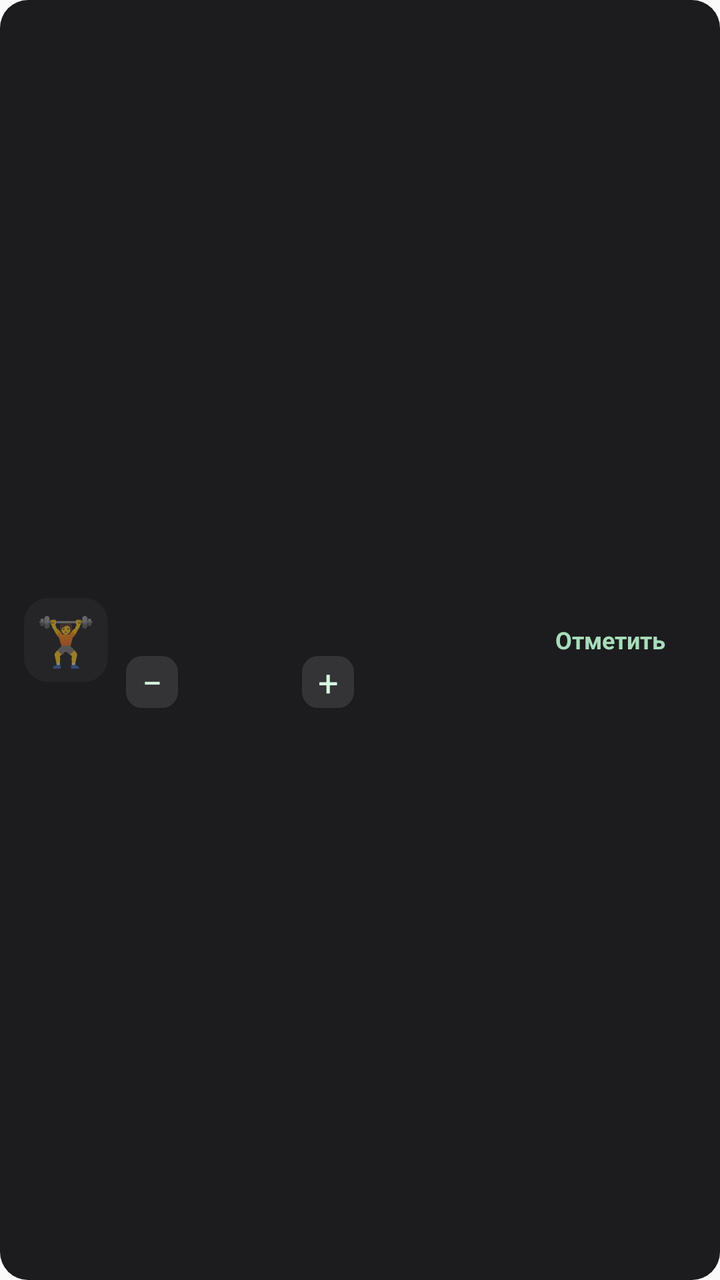
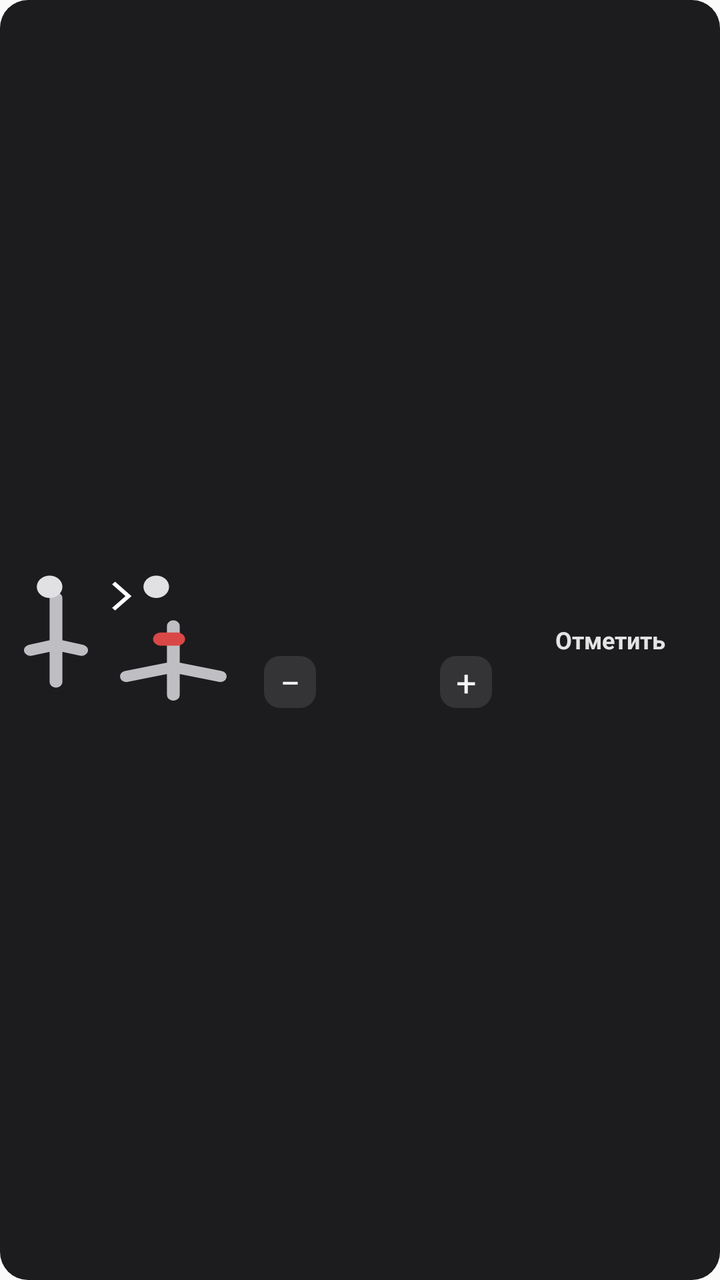

An Android layout rendered at two revisions. The XML below is the earlier revision; the diff shows what the commit changed to produce the second picture.
<!-- AndroidManifest.xml: application theme android:Theme.Material.Light.NoActionBar -->
<!-- res/layout/exercise_three.xml -->
<?xml version="1.0" encoding="utf-8"?>
<LinearLayout xmlns:android="http://schemas.android.com/apk/res/android"
 android:layout_width="match_parent" android:layout_height="wrap_content"
 android:layout_marginBottom="7dp" android:background="@drawable/exercise_card" android:padding="12dp" android:gravity="center_vertical" android:orientation="horizontal">
 <TextView android:id="@+id/icon3" android:layout_width="42dp" android:layout_height="42dp" android:background="@drawable/icon_back" android:gravity="center" android:textSize="24sp" android:text="🏋"/>
 <LinearLayout android:layout_width="0dp" android:layout_height="wrap_content" android:layout_weight="1" android:layout_marginLeft="9dp" android:orientation="vertical">
  <TextView android:id="@+id/name3" android:layout_width="match_parent" android:layout_height="wrap_content" android:textColor="#FFFFFF" android:textSize="13sp" android:textStyle="bold" android:maxLines="2" android:ellipsize="end"/>
  <TextView android:id="@+id/reps3" android:layout_width="match_parent" android:layout_height="wrap_content" android:layout_marginTop="4dp" android:textColor="#9EB4AC" android:textSize="11sp"/>
  <LinearLayout android:layout_width="wrap_content" android:layout_height="wrap_content" android:gravity="center_vertical" android:layout_marginTop="6dp">
   <TextView android:id="@+id/minus3" android:layout_width="26dp" android:layout_height="26dp" android:gravity="center" android:background="@drawable/small_button" android:text="−" android:textColor="#D6F8DF" android:textSize="18sp"/>
   <TextView android:id="@+id/weight3" android:layout_width="wrap_content" android:layout_height="wrap_content" android:minWidth="62dp" android:gravity="center" android:textColor="#D6F8DF" android:textSize="12sp" android:textStyle="bold"/>
   <TextView android:id="@+id/plus3" android:layout_width="26dp" android:layout_height="26dp" android:gravity="center" android:background="@drawable/small_button" android:text="+" android:textColor="#D6F8DF" android:textSize="18sp"/>
  </LinearLayout>
 </LinearLayout>
 <TextView android:id="@+id/check3" android:layout_width="86dp" android:layout_height="48dp" android:gravity="center" android:text="Отметить" android:textColor="#A8DDBA" android:textSize="12sp" android:textStyle="bold" android:contentDescription="Отметить выполнение упражнения"/>
</LinearLayout>
<!-- resources referenced by this layout -->
<resources>
  <!-- drawable exercise_card (drawable) -->
  <shape xmlns:android="http://schemas.android.com/apk/res/android"><solid android:color="#1C1C1F"/><corners android:radius="14dp"/></shape>
  <!-- drawable icon_back (drawable) -->
  <shape xmlns:android="http://schemas.android.com/apk/res/android"><solid android:color="#252528"/><corners android:radius="12dp"/></shape>
  <!-- drawable small_button (drawable) -->
  <shape xmlns:android="http://schemas.android.com/apk/res/android"><solid android:color="#343437"/><corners android:radius="8dp"/></shape>
</resources>

<!-- the commit's change to res/layout/exercise_three.xml (unified diff, before → after) -->
@@ -2,15 +2,15 @@
 <LinearLayout xmlns:android="http://schemas.android.com/apk/res/android"
  android:layout_width="match_parent" android:layout_height="wrap_content"
  android:layout_marginBottom="7dp" android:background="@drawable/exercise_card" android:padding="12dp" android:gravity="center_vertical" android:orientation="horizontal">
- <TextView android:id="@+id/icon3" android:layout_width="42dp" android:layout_height="42dp" android:background="@drawable/icon_back" android:gravity="center" android:textSize="24sp" android:text="🏋"/>
- <LinearLayout android:layout_width="0dp" android:layout_height="wrap_content" android:layout_weight="1" android:layout_marginLeft="9dp" android:orientation="vertical">
+ <ImageView android:id="@+id/icon3" android:layout_width="112dp" android:layout_height="86dp" android:scaleType="fitCenter" android:contentDescription="Схема выполнения упражнения" android:src="@drawable/exercise_pose_2"/>
+ <LinearLayout android:layout_width="0dp" android:layout_height="wrap_content" android:layout_weight="1" android:layout_marginLeft="8dp" android:orientation="vertical">
   <TextView android:id="@+id/name3" android:layout_width="match_parent" android:layout_height="wrap_content" android:textColor="#FFFFFF" android:textSize="13sp" android:textStyle="bold" android:maxLines="2" android:ellipsize="end"/>
-  <TextView android:id="@+id/reps3" android:layout_width="match_parent" android:layout_height="wrap_content" android:layout_marginTop="4dp" android:textColor="#9EB4AC" android:textSize="11sp"/>
+  <TextView android:id="@+id/reps3" android:layout_width="match_parent" android:layout_height="wrap_content" android:layout_marginTop="4dp" android:textColor="#A9A9AC" android:textSize="11sp"/>
   <LinearLayout android:layout_width="wrap_content" android:layout_height="wrap_content" android:gravity="center_vertical" android:layout_marginTop="6dp">
-   <TextView android:id="@+id/minus3" android:layout_width="26dp" android:layout_height="26dp" android:gravity="center" android:background="@drawable/small_button" android:text="−" android:textColor="#D6F8DF" android:textSize="18sp"/>
-   <TextView android:id="@+id/weight3" android:layout_width="wrap_content" android:layout_height="wrap_content" android:minWidth="62dp" android:gravity="center" android:textColor="#D6F8DF" android:textSize="12sp" android:textStyle="bold"/>
-   <TextView android:id="@+id/plus3" android:layout_width="26dp" android:layout_height="26dp" android:gravity="center" android:background="@drawable/small_button" android:text="+" android:textColor="#D6F8DF" android:textSize="18sp"/>
+   <TextView android:id="@+id/minus3" android:layout_width="26dp" android:layout_height="26dp" android:gravity="center" android:background="@drawable/small_button" android:text="−" android:textColor="#F4F4F4" android:textSize="18sp"/>
+   <TextView android:id="@+id/weight3" android:layout_width="wrap_content" android:layout_height="wrap_content" android:minWidth="62dp" android:gravity="center" android:textColor="#F4F4F4" android:textSize="12sp" android:textStyle="bold"/>
+   <TextView android:id="@+id/plus3" android:layout_width="26dp" android:layout_height="26dp" android:gravity="center" android:background="@drawable/small_button" android:text="+" android:textColor="#F4F4F4" android:textSize="18sp"/>
   </LinearLayout>
  </LinearLayout>
- <TextView android:id="@+id/check3" android:layout_width="86dp" android:layout_height="48dp" android:gravity="center" android:text="Отметить" android:textColor="#A8DDBA" android:textSize="12sp" android:textStyle="bold" android:contentDescription="Отметить выполнение упражнения"/>
+ <TextView android:id="@+id/check3" android:layout_width="86dp" android:layout_height="48dp" android:gravity="center" android:text="Отметить" android:textColor="#E4E4E4" android:textSize="12sp" android:textStyle="bold" android:contentDescription="Отметить выполнение упражнения"/>
 </LinearLayout>
<!-- resource entries referenced after the edit -->
@@ -2,8 +2,8 @@
 <resources>
   <!-- drawable exercise_card (drawable) -->
   <shape xmlns:android="http://schemas.android.com/apk/res/android"><solid android:color="#1C1C1F"/><corners android:radius="14dp"/></shape>
-  <!-- drawable icon_back (drawable) -->
-  <shape xmlns:android="http://schemas.android.com/apk/res/android"><solid android:color="#252528"/><corners android:radius="12dp"/></shape>
+  <!-- drawable exercise_pose_2 (drawable) -->
+  <vector xmlns:android="http://schemas.android.com/apk/res/android" android:width="120dp" android:height="85dp" android:viewportWidth="105" android:viewportHeight="85"><path android:pathData="M15,20 L15,45 L15,65 M15,45 L3,48 M15,45 L27,48" android:strokeColor="#BFBFC3" android:strokeWidth="6" android:strokeLineCap="round" android:strokeLineJoin="round" android:fillColor="#00000000"/><path android:pathData="M12,14 m-6,0 a6,6 0,1 0,12,0 a6,6 0,1 0,-12,0" android:fillColor="#E1E1E3"/><path android:pathData="M70,35 L70,57 L70,72 M70,57 L48,62 M70,57 L92,62" android:strokeColor="#BFBFC3" android:strokeWidth="6" android:strokeLineCap="round" android:strokeLineJoin="round" android:fillColor="#00000000"/><path android:pathData="M62,14 m-6,0 a6,6 0,1 0,12,0 a6,6 0,1 0,-12,0" android:fillColor="#E1E1E3"/><path android:pathData="M42,12 L49,19 L42,26" android:strokeColor="#FFFFFF" android:strokeWidth="2" android:fillColor="#00000000"/><path android:pathData="M64,42 l8,0" android:strokeColor="#D94747" android:strokeWidth="7" android:strokeLineCap="round"/></vector>
   <!-- drawable small_button (drawable) -->
   <shape xmlns:android="http://schemas.android.com/apk/res/android"><solid android:color="#343437"/><corners android:radius="8dp"/></shape>
 </resources>
